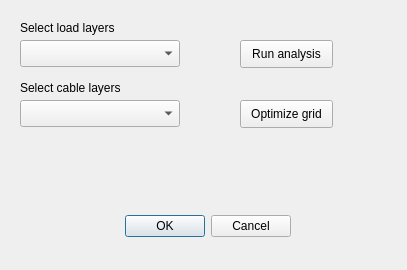
The window that nopywer_plugin_dialog_base.ui (vfinel/nopywer_qgis_plugin) describes before a commit, drawn with Qt 5.
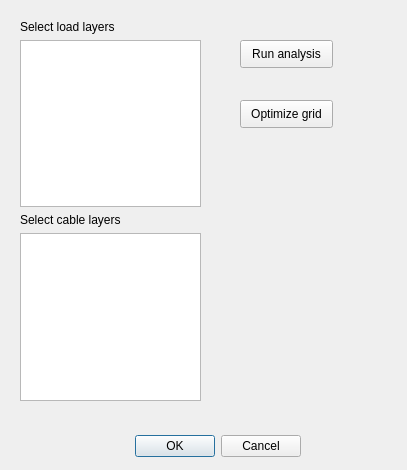
The same window after the commit. Custom widgets are drawn as their Qt base class.

Commit message: implement multiple layers selection for cables and nodes

```diff
--- a/nopywer_plugin_dialog_base.ui
+++ b/nopywer_plugin_dialog_base.ui
@@ -7,7 +7,7 @@
     <x>0</x>
     <y>0</y>
     <width>407</width>
-    <height>270</height>
+    <height>470</height>
    </rect>
   </property>
   <property name="windowTitle">
@@ -16,8 +16,8 @@
   <widget class="QDialogButtonBox" name="button_box">
    <property name="geometry">
     <rect>
-     <x>90</x>
-     <y>210</y>
+     <x>100</x>
+     <y>430</y>
      <width>201</width>
      <height>32</height>
     </rect>
@@ -29,52 +29,6 @@
     <set>QDialogButtonBox::Cancel|QDialogButtonBox::Ok</set>
    </property>
   </widget>
-  <widget class="QgsMapLayerComboBox" name="mapLoads">
-   <property name="geometry">
-    <rect>
-     <x>20</x>
-     <y>40</y>
-     <width>160</width>
-     <height>27</height>
-    </rect>
-   </property>
-  </widget>
-  <widget class="QLabel" name="label">
-   <property name="geometry">
-    <rect>
-     <x>20</x>
-     <y>20</y>
-     <width>101</width>
-     <height>16</height>
-    </rect>
-   </property>
-   <property name="text">
-    <string>Select load layers</string>
-   </property>
-  </widget>
-  <widget class="QLabel" name="label_2">
-   <property name="geometry">
-    <rect>
-     <x>20</x>
-     <y>80</y>
-     <width>101</width>
-     <height>16</height>
-    </rect>
-   </property>
-   <property name="text">
-    <string>Select cable layers</string>
-   </property>
-  </widget>
-  <widget class="QgsMapLayerComboBox" name="mapCables">
-   <property name="geometry">
-    <rect>
-     <x>20</x>
-     <y>100</y>
-     <width>160</width>
-     <height>27</height>
-    </rect>
-   </property>
-  </widget>
   <widget class="QPushButton" name="btnAnalysis">
    <property name="geometry">
     <rect>
@@ -101,14 +55,47 @@
     <string>Optimize grid</string>
    </property>
   </widget>
+  <widget class="QWidget" name="">
+   <property name="geometry">
+    <rect>
+     <x>20</x>
+     <y>20</y>
+     <width>181</width>
+     <height>381</height>
+    </rect>
+   </property>
+   <layout class="QVBoxLayout" name="verticalLayout">
+    <item>
+     <widget class="QLabel" name="label">
+      <property name="text">
+       <string>Select load layers</string>
+      </property>
+     </widget>
+    </item>
+    <item>
+     <widget class="QListWidget" name="listLoads">
+      <property name="selectionMode">
+       <enum>QAbstractItemView::ExtendedSelection</enum>
+      </property>
+     </widget>
+    </item>
+    <item>
+     <widget class="QLabel" name="label_2">
+      <property name="text">
+       <string>Select cable layers</string>
+      </property>
+     </widget>
+    </item>
+    <item>
+     <widget class="QListWidget" name="listCables">
+      <property name="selectionMode">
+       <enum>QAbstractItemView::ExtendedSelection</enum>
+      </property>
+     </widget>
+    </item>
+   </layout>
+  </widget>
  </widget>
- <customwidgets>
-  <customwidget>
-   <class>QgsMapLayerComboBox</class>
-   <extends>QComboBox</extends>
-   <header>qgsmaplayercombobox.h</header>
-  </customwidget>
- </customwidgets>
  <resources/>
  <connections>
   <connection>
```
The commit also changes 1 other file.
